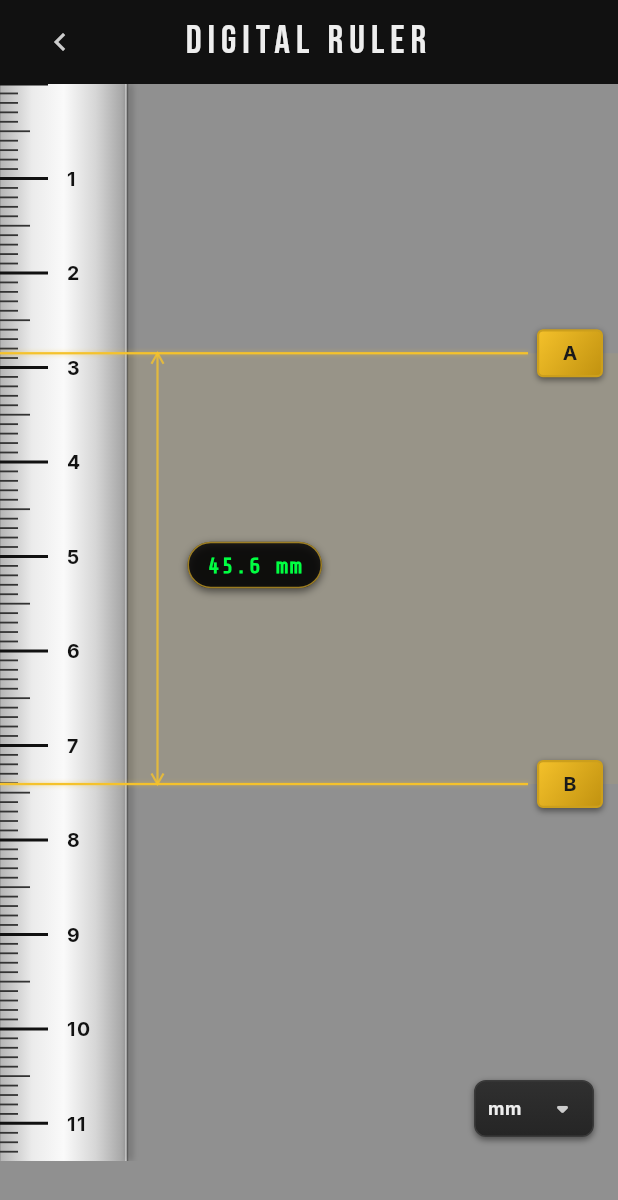
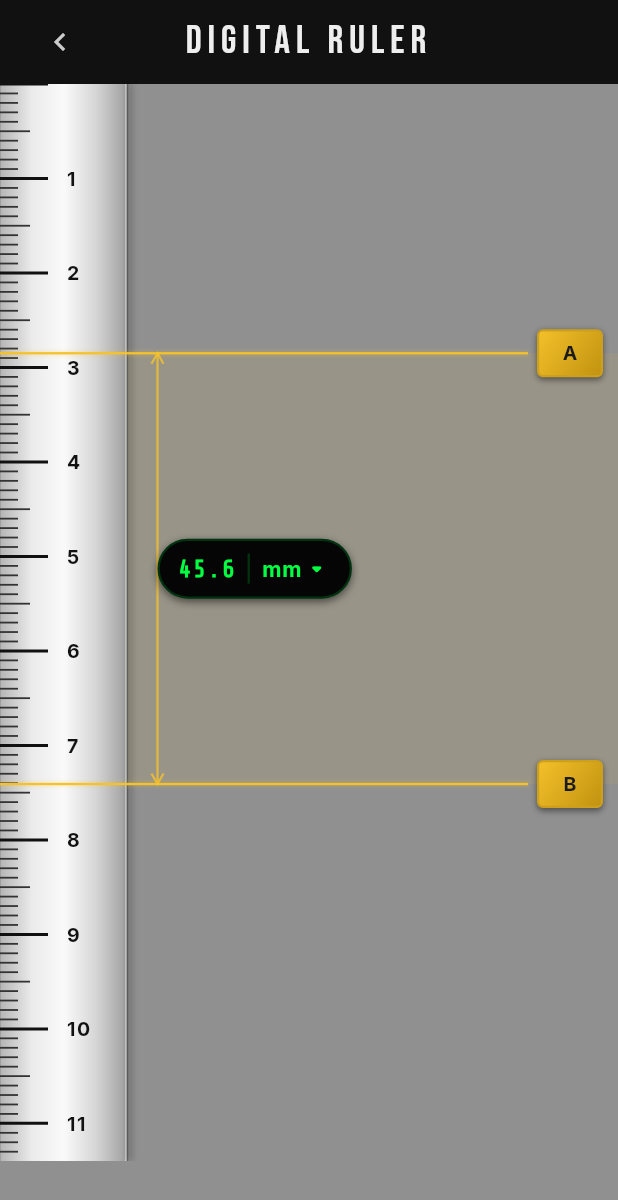
Before and after one commit to Abdallah-Labeb/Levo, a Flutter app: the RulerView screen opened directly, on a phone screen of 412 x 824 dp. Shown: the top 1200 px of the screen. Run offline on Flutter 3.47's test engine with Material 3 defaults, Android fonts, the phone set to English and light mode, and no system bars; our stand-ins replace audioplayers, camera, equatable, flutter_bloc, flutter_compass, flutter_svg and 11 more; missing offline and left inert: light, noise_meter; accounts and stored records are empty; network calls fail.

Commit message:
feat(ruler): merge unit selector dropdown into floating readout badge and extend marker limits

```diff
--- a/lib/features/ruler/view/ruler_screen.dart
+++ b/lib/features/ruler/view/ruler_screen.dart
@@ -38,32 +38,29 @@ class _RulerViewState extends State<RulerView> {
   bool _initialized = false;
   double _dragOffsetY = 0.0;
 
-  String _formatDistance(
+  String _formatDistanceValue(
     BuildContext context,
     double distanceMm,
     RulerUnit unit,
   ) {
     double value = distanceMm;
-    String unitStr = '';
     int decimals = 1;
 
     if (unit == RulerUnit.mm) {
       value = distanceMm;
-      unitStr = context.l10n.commonUnitMm;
       decimals = 1;
     } else if (unit == RulerUnit.cm) {
       value = distanceMm / 10.0;
-      unitStr = context.l10n.commonUnitCm;
       decimals = 2;
     } else if (unit == RulerUnit.inch) {
       value = distanceMm / 25.4;
-      unitStr = context.l10n.commonUnitInch;
       decimals = 3;
     }
 
     final pattern = "0.${'0' * decimals}";
-    final formatter = NumberFormat(pattern, 'en');
-    return "${formatter.format(value)} $unitStr";
+    final locale = Localizations.localeOf(context).toString();
+    final formatter = NumberFormat(pattern, locale);
+    return formatter.format(value);
   }
 
   @override
@@ -114,8 +111,8 @@ class _RulerViewState extends State<RulerView> {
                   final double rawB = state.markerB!;
 
                   // Clamp markers to screen bounds to maximize vertical workspace
-                  final double a = rawA.clamp(10.0, rawB - 40.0 > 10.0 ? rawB - 40.0 : 10.0);
-                  final double b = rawB.clamp(a + 40.0, constraints.maxHeight - 85.0 > a + 40.0 ? constraints.maxHeight - 85.0 : a + 40.0);
+                  final double a = rawA.clamp(0.0, rawB - 20.0 > 0.0 ? rawB - 20.0 : 0.0);
+                  final double b = rawB.clamp(a + 20.0, constraints.maxHeight > a + 20.0 ? constraints.maxHeight : a + 20.0);
 
                   final double distancePixels = (b - a).abs();
                   final double distanceMm = distancePixels * cubit.mmPerPixel;
@@ -160,8 +157,8 @@ class _RulerViewState extends State<RulerView> {
                             if (renderBox != null) {
                               final double localY = renderBox.globalToLocal(details.globalPosition).dy;
                               final double targetA = localY - _dragOffsetY;
-                              const double minA = 10.0;
-                              final double maxA = b - 40.0;
+                              const double minA = 0.0;
+                              final double maxA = b - 20.0;
                               final double newA = targetA.clamp(
                                 minA,
                                 maxA > minA ? maxA : minA,
@@ -191,8 +188,8 @@ class _RulerViewState extends State<RulerView> {
                             if (renderBox != null) {
                               final double localY = renderBox.globalToLocal(details.globalPosition).dy;
                               final double targetB = localY - _dragOffsetY;
-                              final double minB = a + 40.0;
-                              final double maxB = constraints.maxHeight - 85.0;
+                              final double minB = a + 20.0;
+                              final double maxB = constraints.maxHeight;
                               final double newB = targetB.clamp(
                                 minB > maxB ? maxB : minB,
                                 maxB,
@@ -204,22 +201,21 @@ class _RulerViewState extends State<RulerView> {
                         ),
                       ),
 
-                      // 4. Floating Dimension Readout Badge
+                      // 4. Floating Dimension Readout Badge with Integrated Dropdown
                       Positioned(
-                        top: ((a + b) / 2) - 18.0,
-                        left: 125.0,
-                        child: IgnorePointer(
+                        top: ((a + b) / 2) - 20.0,
+                        left: 105.0,
                         child: Container(
+                          height: 40.0,
                           padding: const EdgeInsets.symmetric(
                             horizontal: AppDimensions.paddingM,
-                              vertical: AppDimensions.paddingXS,
                           ),
                           decoration: BoxDecoration(
-                              color: Colors.black.withValues(alpha: 0.8),
+                            color: AppColors.kDisplayBg,
                             borderRadius: BorderRadius.circular(20.0),
                             border: Border.all(
-                                color: AppColors.kYellow.withValues(alpha: 0.6),
-                                width: 1.0,
+                              color: AppColors.kDisplayGreenBorder,
+                              width: 1.5,
                             ),
                             boxShadow: const [
                               BoxShadow(
@@ -229,53 +225,39 @@ class _RulerViewState extends State<RulerView> {
                               ),
                             ],
                           ),
+                          child: Row(
+                            mainAxisSize: MainAxisSize.min,
+                            children: [
+                              IgnorePointer(
                                 child: Text(
-                              _formatDistance(context, distanceMm, state.unit),
+                                  _formatDistanceValue(context, distanceMm, state.unit),
                                   style: AppTypography.kDisplayS.copyWith(
                                     color: AppColors.kDisplayGreen,
-                                fontSize: 15.0,
+                                    fontSize: 16.0,
                                     fontWeight: FontWeight.bold,
                                   ),
                                 ),
                               ),
+                              const SizedBox(width: 8.0),
+                              Container(
+                                width: 1.5,
+                                height: 20.0,
+                                color: AppColors.kDisplayGreenBorder,
                               ),
-                      ),
-
-                      // 5. Compact Unit Selector Dropdown
-                      Positioned(
-                        bottom: 16.0,
-                        right: 16.0,
-                        child: Container(
-                          width: 80.0,
-                          height: 38.0,
-                          padding: const EdgeInsets.symmetric(
-                            horizontal: AppDimensions.paddingS,
-                          ),
-                          decoration: BoxDecoration(
-                            gradient: AppColors.kGradientButtonNormal,
-                            border: Border.all(color: AppColors.kBorderHighlight),
-                            borderRadius: BorderRadius.circular(AppDimensions.radiusButton),
-                            boxShadow: const [
-                              BoxShadow(
-                                color: AppColors.kShadowDark,
-                                blurRadius: 3,
-                                offset: Offset(0, 1.5),
-                              ),
-                            ],
-                          ),
-                          child: DropdownButtonHideUnderline(
+                              const SizedBox(width: 8.0),
+                              DropdownButtonHideUnderline(
                                 child: DropdownButton<RulerUnit>(
                                   value: state.unit,
                                   dropdownColor: AppColors.kSurface,
                                   icon: const Icon(
                                     Icons.arrow_drop_down_rounded,
-                                color: AppColors.kChromeLight,
+                                    color: AppColors.kDisplayGreen,
+                                    size: 20.0,
                                   ),
-                              isExpanded: true,
                                   style: AppTypography.kButton.copyWith(
-                                color: AppColors.kTextPrimary,
+                                    color: AppColors.kDisplayGreen,
                                     fontWeight: FontWeight.bold,
-                                fontSize: 12.0,
+                                    fontSize: 14.0,
                                   ),
                                   onChanged: (RulerUnit? newUnit) {
                                     if (newUnit != null) {
@@ -285,18 +267,41 @@ class _RulerViewState extends State<RulerView> {
                                   items: [
                                     DropdownMenuItem(
                                       value: RulerUnit.mm,
-                                  child: Text(l10n.commonUnitMm),
+                                      child: Text(
+                                        l10n.commonUnitMm,
+                                        style: AppTypography.kButton.copyWith(
+                                          color: AppColors.kDisplayGreen,
+                                          fontWeight: FontWeight.bold,
+                                          fontSize: 14.0,
+                                        ),
+                                      ),
                                     ),
                                     DropdownMenuItem(
                                       value: RulerUnit.cm,
-                                  child: Text(l10n.commonUnitCm),
+                                      child: Text(
+                                        l10n.commonUnitCm,
+                                        style: AppTypography.kButton.copyWith(
+                                          color: AppColors.kDisplayGreen,
+                                          fontWeight: FontWeight.bold,
+                                          fontSize: 14.0,
+                                        ),
+                                      ),
                                     ),
                                     DropdownMenuItem(
                                       value: RulerUnit.inch,
-                                  child: Text(l10n.commonUnitInch),
+                                      child: Text(
+                                        l10n.commonUnitInch,
+                                        style: AppTypography.kButton.copyWith(
+                                          color: AppColors.kDisplayGreen,
+                                          fontWeight: FontWeight.bold,
+                                          fontSize: 14.0,
+                                        ),
+                                      ),
                                     ),
                                   ],
                                 ),
+                              ),
+                            ],
                           ),
                         ),
                       ),
```
Lines whose indentation alone changed are shown as unchanged.
